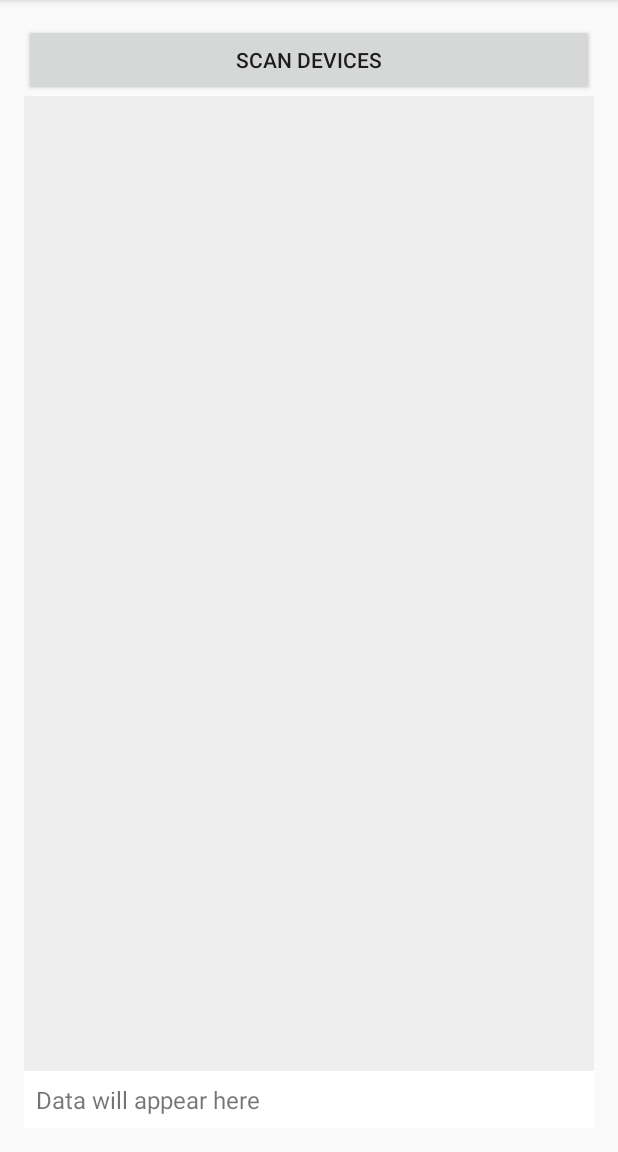
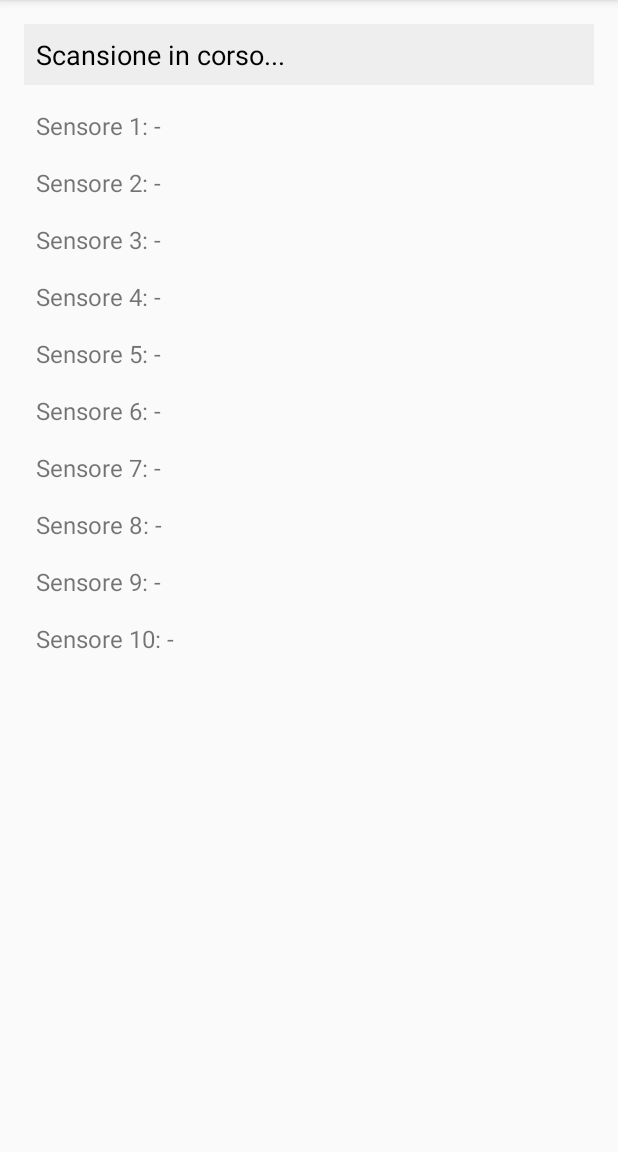
Before and after one commit to Moniapolimi/Shoes_Project, an Android app built with Jetpack Compose: the screen it shows after launch (MainActivity), on a phone screen of 412 x 824 dp, the part 84-1236 px from its top. Run offline under Robolectric (Android 15) with nearby library versions, the phone set to English and light mode, and no system bars; libraries missing offline, so code that uses them is left out: kotlin.concurrent.fixedRateTimer.

Commit message:
nuovo codice (main_activity)
nuovo layout che si connette direttamente al micro

```diff
--- a/MyApplication/app/src/main/res/layout/activity_main.xml
+++ b/MyApplication/app/src/main/res/layout/activity_main.xml
@@ -5,29 +5,103 @@
     android:orientation="vertical"
     android:padding="16dp">
 
-    <!-- Button to start BLE scan -->
-    <androidx.appcompat.widget.AppCompatButton
-        android:id="@+id/btnScan"
+    <!-- Stato della connessione -->
+    <TextView
+        android:id="@+id/tvStatus"
         android:layout_width="match_parent"
         android:layout_height="wrap_content"
-        android:text="Scan Devices" />
+        android:background="#EEEEEE"
+        android:padding="8dp"
+        android:text="Stato: Non connesso"
+        android:textColor="@color/black"
+        android:textSize="18sp" />
 
-    <!-- RecyclerView to display the list of devices -->
-    <androidx.recyclerview.widget.RecyclerView
-        android:id="@+id/recyclerView"
-        android:layout_width="match_parent"
-        android:layout_height="0dp"
-        android:layout_weight="1"
-        android:background="#EEEEEE" />
-
-    <!-- TextView to display data from the selected device -->
-    <androidx.appcompat.widget.AppCompatTextView
-        android:id="@+id/tvData"
+    <!-- Dati dei sensori -->
+    <LinearLayout
         android:layout_width="match_parent"
         android:layout_height="wrap_content"
-        android:background="@color/white"
-        android:padding="8dp"
-        android:text="Data will appear here"
-        android:textSize="16sp" />
+        android:orientation="vertical"
+        android:paddingTop="8dp">
+
+        <TextView
+            android:id="@+id/sensor1"
+            android:layout_width="match_parent"
+            android:layout_height="wrap_content"
+            android:padding="8dp"
+            android:text="Sensore 1: -"
+            android:textSize="16sp" />
+
+        <TextView
+            android:id="@+id/sensor2"
+            android:layout_width="match_parent"
+            android:layout_height="wrap_content"
+            android:padding="8dp"
+            android:text="Sensore 2: -"
+            android:textSize="16sp" />
+
+        <TextView
+            android:id="@+id/sensor3"
+            android:layout_width="match_parent"
+            android:layout_height="wrap_content"
+            android:padding="8dp"
+            android:text="Sensore 3: -"
+            android:textSize="16sp" />
+
+        <TextView
+            android:id="@+id/sensor4"
+            android:layout_width="match_parent"
+            android:layout_height="wrap_content"
+            android:padding="8dp"
+            android:text="Sensore 4: -"
+            android:textSize="16sp" />
+
+        <TextView
+            android:id="@+id/sensor5"
+            android:layout_width="match_parent"
+            android:layout_height="wrap_content"
+            android:padding="8dp"
+            android:text="Sensore 5: -"
+            android:textSize="16sp" />
+
+        <TextView
+            android:id="@+id/sensor6"
+            android:layout_width="match_parent"
+            android:layout_height="wrap_content"
+            android:padding="8dp"
+            android:text="Sensore 6: -"
+            android:textSize="16sp" />
+
+        <TextView
+            android:id="@+id/sensor7"
+            android:layout_width="match_parent"
+            android:layout_height="wrap_content"
+            android:padding="8dp"
+            android:text="Sensore 7: -"
+            android:textSize="16sp" />
+
+        <TextView
+            android:id="@+id/sensor8"
+            android:layout_width="match_parent"
+            android:layout_height="wrap_content"
+            android:padding="8dp"
+            android:text="Sensore 8: -"
+            android:textSize="16sp" />
+
+        <TextView
+            android:id="@+id/sensor9"
+            android:layout_width="match_parent"
+            android:layout_height="wrap_content"
+            android:padding="8dp"
+            android:text="Sensore 9: -"
+            android:textSize="16sp" />
+
+        <TextView
+            android:id="@+id/sensor10"
+            android:layout_width="match_parent"
+            android:layout_height="wrap_content"
+            android:padding="8dp"
+            android:text="Sensore 10: -"
+            android:textSize="16sp" />
+    </LinearLayout>
 
 </LinearLayout>
```
Also changed, not shown: MyApplication/app/src/main/java/com/example/myapplication/MainActivity.kt (+214 -175 lines).
